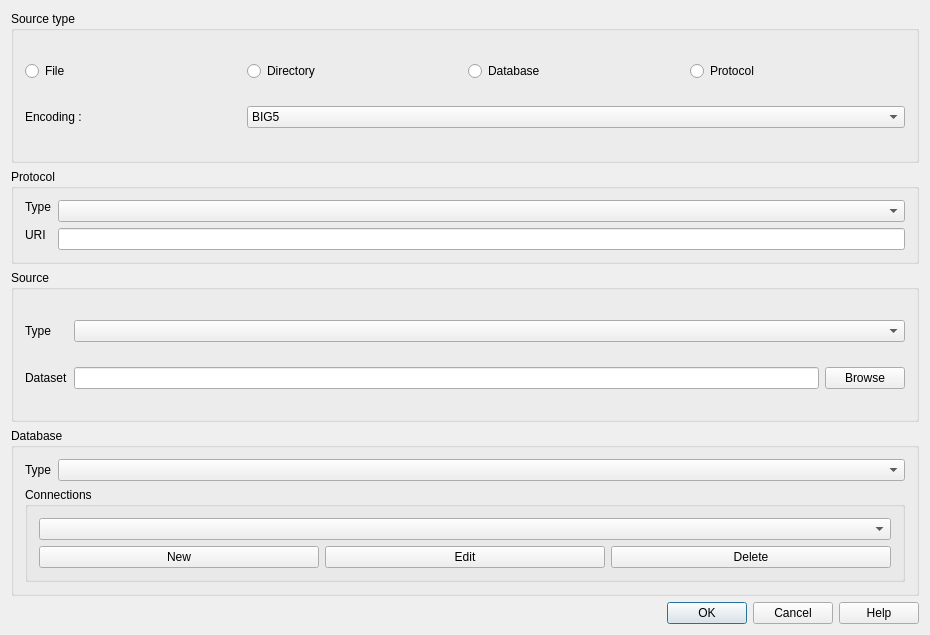
sourcepole/qgis, file qgis/src/ui/qgsopenvectorlayerdialogbase.ui: the form before one commit.
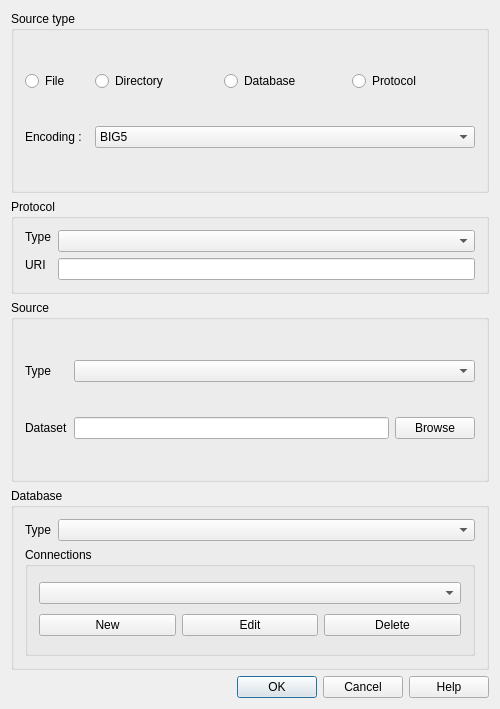
The form after the commit. Icons and pictures are not drawn.

What changed in the file:
```diff
--- a/qgis/src/ui/qgsopenvectorlayerdialogbase.ui
+++ b/qgis/src/ui/qgsopenvectorlayerdialogbase.ui
@@ -4,12 +4,12 @@
   <property name="windowModality" >
    <enum>Qt::WindowModal</enum>
   </property>
-  <property name="geometry" >
+  <property name="geometry">
    <rect>
     <x>0</x>
     <y>0</y>
-    <width>930</width>
-    <height>635</height>
+    <width>500</width>
+    <height>709</height>
    </rect>
   </property>
   <property name="sizePolicy" >
@@ -496,7 +496,7 @@
    </item>
   </layout>
  </widget>
- <layoutdefault spacing="6" margin="11" />
+ <layoutdefault spacing="6" margin="11"/>
  <tabstops>
   <tabstop>inputSrcDataset</tabstop>
   <tabstop>buttonSelectSrc</tabstop>
```
Left out of the diff: 346 changed lines with no effect on the pictures.
